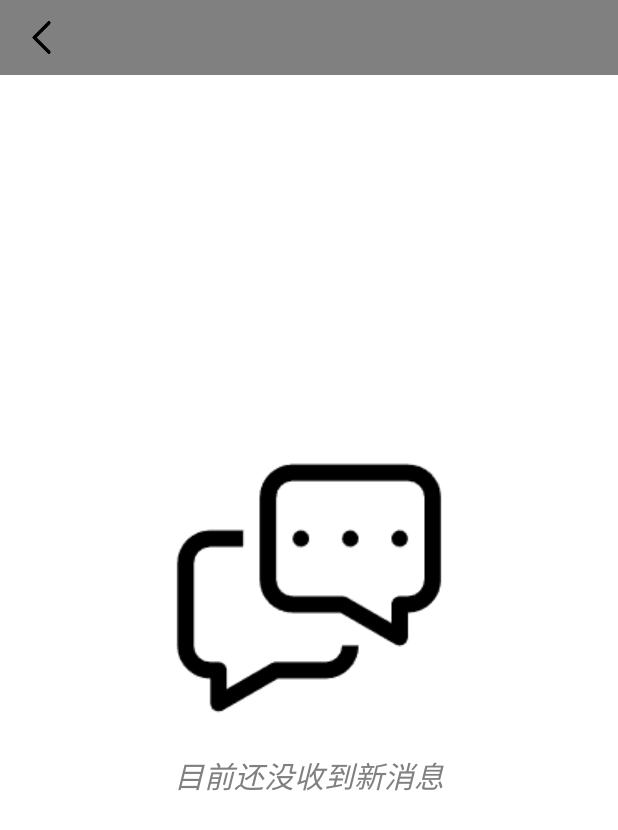
After one commit to mj3622/SmartHomeApp, an Android app: the MessageBoxActivity screen opened directly, with no data from a screen before it, on a phone screen of 412 x 824 dp. The commit adds this screen. Shown: the top 830 px of the screen. Run offline under Robolectric (Android 15) with nearby library versions, the phone set to English and light mode, and no system bars; network calls fail.

Commit message:
finish empty message box page and main page's top bar

```diff
--- a/app/src/main/AndroidManifest.xml
+++ b/app/src/main/AndroidManifest.xml
@@ -1,9 +1,11 @@
 <?xml version="1.0" encoding="utf-8"?>
 <manifest xmlns:android="http://schemas.android.com/apk/res/android"
     xmlns:tools="http://schemas.android.com/tools">
+
     <uses-permission android:name="android.permission.INTERNET" />
     <uses-permission android:name="android.permission.WAKE_LOCK" />
     <uses-permission android:name="android.permission.ACCESS_NETWORK_STATE" />
+
     <application
         android:allowBackup="true"
         android:dataExtractionRules="@xml/data_extraction_rules"
@@ -16,6 +18,9 @@
         android:usesCleartextTraffic="true"
         tools:targetApi="31">
         <activity
+            android:name=".MessageBoxActivity"
+            android:exported="false" />
+        <activity
             android:name=".MainActivity"
             android:exported="true">
             <intent-filter>
--- /dev/null
+++ b/app/src/main/java/com/minjer/smarthome/MessageBoxActivity.java
@@ -0,0 +1,29 @@
+package com.minjer.smarthome;
+
+import android.os.Bundle;
+
+import androidx.activity.EdgeToEdge;
+import androidx.appcompat.app.AppCompatActivity;
+import androidx.core.graphics.Insets;
+import androidx.core.view.ViewCompat;
+import androidx.core.view.WindowInsetsCompat;
+
+import com.minjer.smarthome.utils.ParamUtil;
+
+public class MessageBoxActivity extends AppCompatActivity {
+
+    @Override
+    protected void onCreate(Bundle savedInstanceState) {
+        super.onCreate(savedInstanceState);
+        String messageListJson = ParamUtil.getString(this, ParamUtil.MESSAGE_LIST, null);
+        if (messageListJson == null) {
+
+            setContentView(R.layout.default_message_box);
+            findViewById(R.id.message_go_back_button_default).setOnClickListener(v -> finish());
+        } else {
+
+            setContentView(R.layout.activity_message_box);
+            findViewById(R.id.message_go_back_button).setOnClickListener(v -> finish());
+        }
+    }
+}
--- a/app/src/main/java/com/minjer/smarthome/utils/ParamUtil.java
+++ b/app/src/main/java/com/minjer/smarthome/utils/ParamUtil.java
@@ -17,6 +17,13 @@ public class ParamUtil {
 
     public static final String LOGIN_ID = "login_id";
     public static final String LOGIN_PWD = "login_pwd";
+
+    public static final String WEATHER_RESRESH_TIME = "weather_refresh_time";
+
+    public static final String WEATHER_TEMP = "weather_temp";
+    public static final String WEATHER_TYPR = "weather_type";
+
+    public static final String MESSAGE_LIST = "message_list";
 
     // 获取SharedPreferences实例的方法
     private static SharedPreferences getSharedPreferences(Context context) {
--- a/app/src/main/res/layout/activity_main.xml
+++ b/app/src/main/res/layout/activity_main.xml
@@ -14,7 +14,6 @@
         android:layout_width="match_parent"
         android:layout_height="0dp"
         android:layout_weight="15"
-        android:layout_margin="5dp"
         android:background="@color/white"/>
 
     <com.google.android.material.bottomnavigation.BottomNavigationView
--- /dev/null
+++ b/app/src/main/res/layout/default_message_box.xml
@@ -0,0 +1,53 @@
+<?xml version="1.0" encoding="utf-8"?>
+<LinearLayout xmlns:android="http://schemas.android.com/apk/res/android"
+    android:id="@+id/main"
+    android:layout_width="match_parent"
+    android:layout_height="match_parent"
+    android:background="@color/white"
+    android:orientation="vertical">
+    <!--  顶部导航栏  -->
+    <LinearLayout
+        android:layout_width="match_parent"
+        android:layout_height="wrap_content"
+        android:background="@color/gray"
+        android:orientation="horizontal">
+
+        <ImageView
+            android:id="@+id/message_go_back_button_default"
+            android:layout_width="0dp"
+            android:layout_weight="1"
+            android:layout_height="30dp"
+            android:layout_margin="10dp"
+            android:layout_gravity="left|bottom"
+            android:src="@drawable/xiangzuo"/>
+
+        <View
+            android:layout_width="0dp"
+            android:layout_height="match_parent"
+            android:layout_weight="10"/>
+
+    </LinearLayout>
+
+    <LinearLayout
+        android:layout_width="match_parent"
+        android:layout_height="match_parent"
+        android:gravity="center"
+        android:paddingBottom="50dp"
+        android:orientation="vertical">
+
+        <ImageView
+            android:layout_width="wrap_content"
+            android:layout_height="wrap_content"
+            android:src="@drawable/liaotian"/>
+
+        <TextView
+            android:layout_width="wrap_content"
+            android:layout_height="wrap_content"
+            android:text="目前还没收到新消息"
+            android:textSize="20sp"
+            android:textColor="@color/gray"
+            android:textStyle="italic"
+            android:layout_marginTop="10dp"/>
+
+    </LinearLayout>
+</LinearLayout>
```
Also changed, not shown: app/src/main/java/com/minjer/smarthome/DeviceFragment.java (+92 -4 lines), app/src/main/java/com/minjer/smarthome/http/GaodeClient.java (+46 -0 lines), app/src/main/java/com/minjer/smarthome/utils/TimeUtil.java (added, +40 -0 lines), app/src/main/res/layout/activity_message_box.xml (added, +30 -0 lines), app/src/main/res/layout/fragment_device.xml (+50 -7 lines), app/src/main/res/drawable/chat.png (added), app/src/main/res/drawable/liaotian.png (added), app/src/main/res/drawable/tab_warm.png (added), app/src/main/res/drawable/xiangzuo.png (added).
